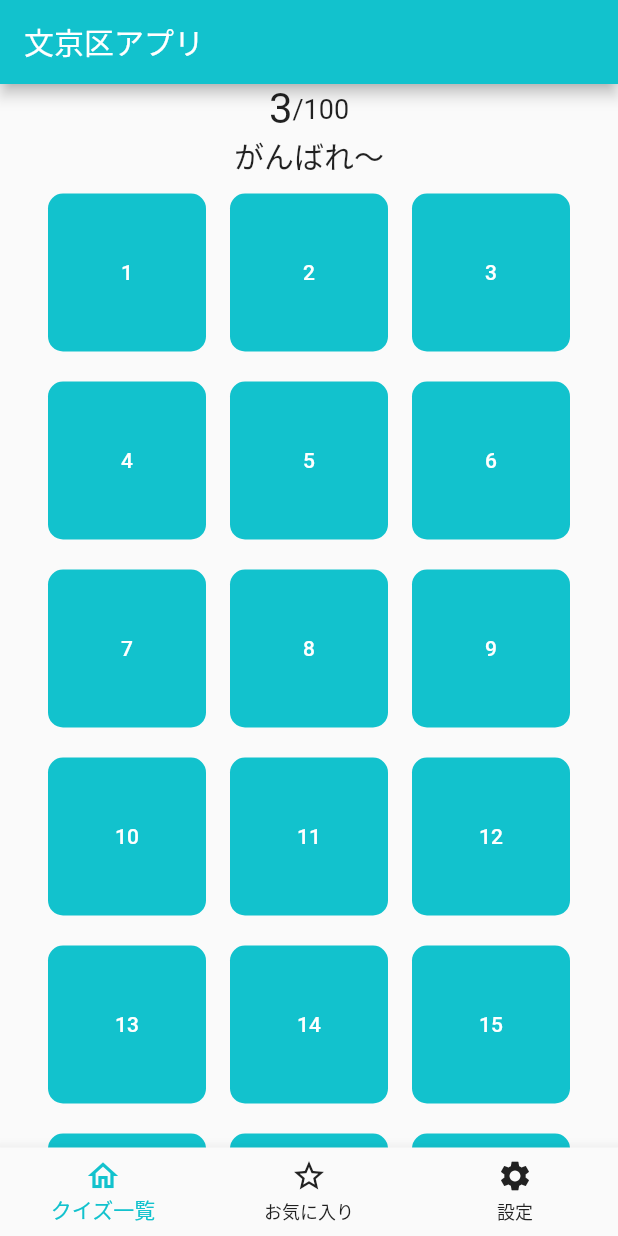
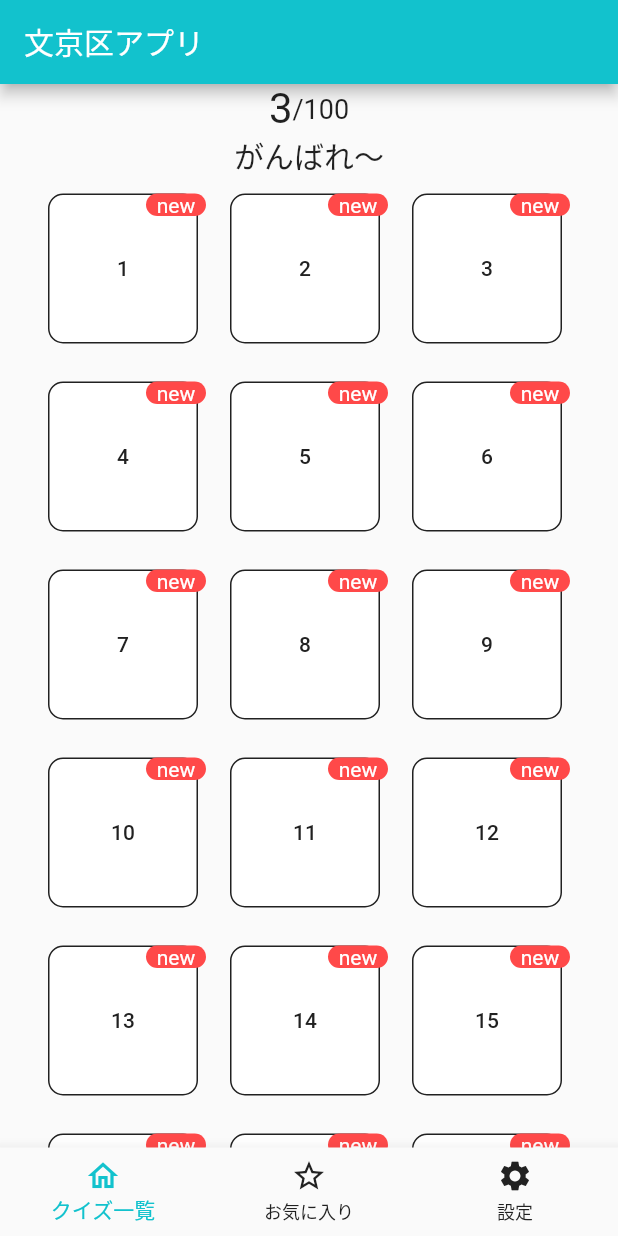
Before and after one commit to FriendsTree-japan/Bunkyoku_App2, a Flutter app: the screen it shows after launch, on a phone screen of 412 x 824 dp. Run offline on Flutter 3.47's test engine with Material 2 defaults, Android fonts, the light colour scheme and no system bars; our stand-ins replace shared_preferences, sqflite; accounts and stored records are empty.

Commit message:
QuizList画面GridViewの表示する色の修正

```diff
--- a/lib/01_Pages/01_001_QuestionList.dart
+++ b/lib/01_Pages/01_001_QuestionList.dart
@@ -12,6 +12,118 @@ class QuizeList extends StatefulWidget {
 
 class _QuizeListState extends State<QuizeList> {
   String _questionNum = '';
+
+  Widget _buildQuizListContainer(problemId, correctFlg, unanswerFlg) {
+    late String _problemId = problemId;
+    late String _correctFlg = correctFlg;
+    late String _unanswerFlg = unanswerFlg;
+    if (_unanswerFlg == "0") {
+      return Stack(
+        children: [
+          Container(
+            alignment: Alignment.center,
+            width: QuizListSizeConfig.containerHeightSize,
+            height: QuizListSizeConfig.containerWidthSize,
+            decoration: BoxDecoration(
+              color: ColorConfig.White,
+              border: Border.all(color: ColorConfig.Black),
+              borderRadius: BorderRadius.circular(10),
+            ),
+            child: TextButton(
+              child: Text(
+                problemId,
+                style: TextStyle(color: ColorConfig.Black),
+              ),
+              onPressed: () {
+                //String _questionNum = '$i';
+                _questionNum = _problemId;
+                //toString()で型変換をできる。
+                Navigator.push(
+                  context,
+                  MaterialPageRoute(
+                    builder: (BuildContext context) => QuizQ_000(_questionNum),
+                  ),
+                );
+              },
+            ),
+          ),
+          Align(
+            alignment: Alignment.topRight,
+            child: Container(
+              height: 15,
+              width: 40,
+              decoration: BoxDecoration(
+                color: ColorConfig.Red,
+                borderRadius: BorderRadius.circular(10),
+              ),
+              child: Text(
+                'new',textAlign: TextAlign.center,
+                style: TextStyle(color: Colors.white),
+              ),
+            ),
+          ),
+        ],
+      );
+    } else {
+      if (_correctFlg == "0") {
+        return Container(
+          alignment: Alignment.center,
+          width: QuizListSizeConfig.containerHeightSize,
+          height: QuizListSizeConfig.containerWidthSize,
+          decoration: BoxDecoration(
+            color: ColorConfig.White,
+            border: Border.all(color: ColorConfig.Blue),
+            borderRadius: BorderRadius.circular(10),
+          ),
+          child: TextButton(
+            child: Text(
+              problemId,
+              style: TextStyle(color: Colors.white),
+            ),
+            onPressed: () {
+              //String _questionNum = '$i';
+              _questionNum = problemId;
+              //toString()で型変換をできる。
+              Navigator.push(
+                context,
+                MaterialPageRoute(
+                  builder: (BuildContext context) => QuizQ_000(_questionNum),
+                ),
+              );
+            },
+          ),
+        );
+      } else {
+        return Container(
+          alignment: Alignment.center,
+          width: QuizListSizeConfig.containerHeightSize,
+          height: QuizListSizeConfig.containerWidthSize,
+          decoration: BoxDecoration(
+            color: ColorConfig.Blue,
+            borderRadius: BorderRadius.circular(10),
+          ),
+          child: TextButton(
+            child: Text(
+              problemId,
+              style: TextStyle(color: Colors.white),
+            ),
+            onPressed: () {
+              //String _questionNum = '$i';
+              _questionNum = problemId;
+              //toString()で型変換をできる。
+              Navigator.push(
+                context,
+                MaterialPageRoute(
+                  builder: (BuildContext context) => QuizQ_000(_questionNum),
+                ),
+              );
+            },
+          ),
+        );
+      }
+    }
+  }
+
   Future<List<QuizStatus>> result = QuizStatusDb().getDataList();
 
   @override
@@ -68,39 +180,44 @@ class _QuizeListState extends State<QuizeList> {
                           crossAxisCount: 3,
                         ),
                         primary: false,
-                        padding: const EdgeInsets.fromLTRB(32, 10, 32, 32),//カラム数
+                        padding: const EdgeInsets.fromLTRB(32, 10, 32, 32),
+                        //カラム数
                         shrinkWrap: true,
                         itemCount: quizList.length,
                         itemBuilder: (BuildContext context, int index) {
-                          return Container(
-                            alignment: Alignment.center,
-                            width: QuizListSizeConfig.containerHeightSize,
-                            height: QuizListSizeConfig.containerWidthSize,
-                            decoration: BoxDecoration(
-                              color: quizList[index].correctFlg == "1"
-                                  ? ColorConfig.Gray
-                                  : ColorConfig.Blue,
-                              borderRadius: BorderRadius.circular(10),
-                            ),
-                            child: TextButton(
-                              child: Text(
-                                quizList[index].problemId,
-                                style: TextStyle(color: Colors.white),
-                              ),
-                              onPressed: () {
-                                //String _questionNum = '$i';
-                                _questionNum = quizList[index].problemId;
-                                //toString()で型変換をできる。
-                                Navigator.push(
-                                  context,
-                                  MaterialPageRoute(
-                                    builder: (BuildContext context) =>
-                                        QuizQ_000(_questionNum),
-                                  ),
-                                );
-                              },
-                            ),
-                          );
+                          return _buildQuizListContainer(
+                              quizList[index].problemId,
+                              quizList[index].correctFlg,
+                              quizList[index].unansweredFlg);
+                          //   Container(
+                          //   alignment: Alignment.center,
+                          //   width: QuizListSizeConfig.containerHeightSize,
+                          //   height: QuizListSizeConfig.containerWidthSize,
+                          //   decoration: BoxDecoration(
+                          //     color: quizList[index].correctFlg == "1"
+                          //         ? ColorConfig.Gray
+                          //         : ColorConfig.Blue,
+                          //     borderRadius: BorderRadius.circular(10),
+                          //   ),
+                          //   child: TextButton(
+                          //     child: Text(
+                          //       quizList[index].problemId,
+                          //       style: TextStyle(color: Colors.white),
+                          //     ),
+                          //     onPressed: () {
+                          //       //String _questionNum = '$i';
+                          //       _questionNum = quizList[index].problemId;
+                          //       //toString()で型変換をできる。
+                          //       Navigator.push(
+                          //         context,
+                          //         MaterialPageRoute(
+                          //           builder: (BuildContext context) =>
+                          //               QuizQ_000(_questionNum),
+                          //         ),
+                          //       );
+                          //     },
+                          //   ),
+                          // );
                         }),
                   );
                 } else {
--- a/lib/01_Pages/01_003_QuizA.dart
+++ b/lib/01_Pages/01_003_QuizA.dart
@@ -147,7 +147,7 @@ class _QuizA_000 extends State<QuizA_000> {
                       BoxShadow(
                         color: Colors.black.withOpacity(0.2),
                         spreadRadius: 2,
-                        blurRadius: 10,
+                        blurRadius: 20,
                         offset: Offset(0, 6),
                       )
                     ]
--- a/lib/02_Class/02_05_Color.dart
+++ b/lib/02_Class/02_05_Color.dart
@@ -7,6 +7,7 @@ class ColorConfig {
   static late Color Yellow;
   static late Color SkyBlue;
   static late Color Blue;
+  static late Color Red;
 
   void init(BuildContext context) {
     //使用する色を定義
@@ -16,6 +17,7 @@ class ColorConfig {
     Yellow = Color(0xFFFFF38D);
     SkyBlue = Color(0x3212C2CD);
     Blue = Color(0xFF12C2CD);
+    Red = Color(0xFFFF4949);
   }
 }
 
--- a/lib/main.dart
+++ b/lib/main.dart
@@ -44,6 +44,7 @@ class _HomePageState extends State<HomePage>
     with SingleTickerProviderStateMixin{
   late PageController _pageController;
   int _currentIndex = 0;
+
 
   List<BottomNavigationBarItem> myBottomNavBarItems() {
     return [
```
